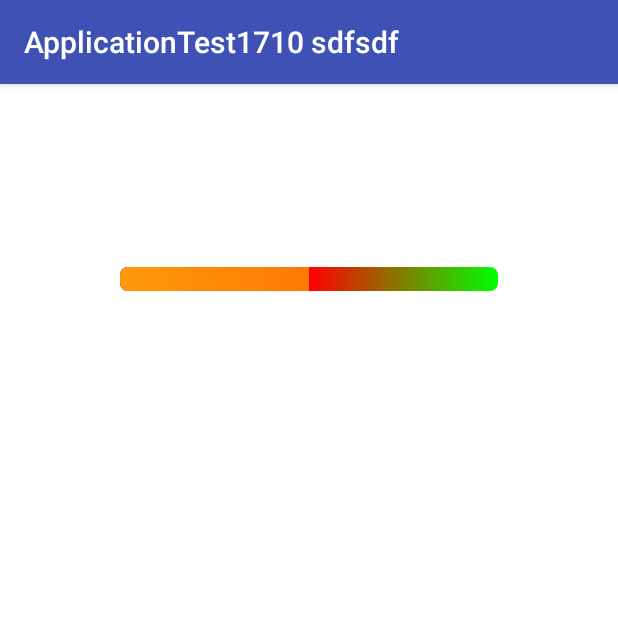
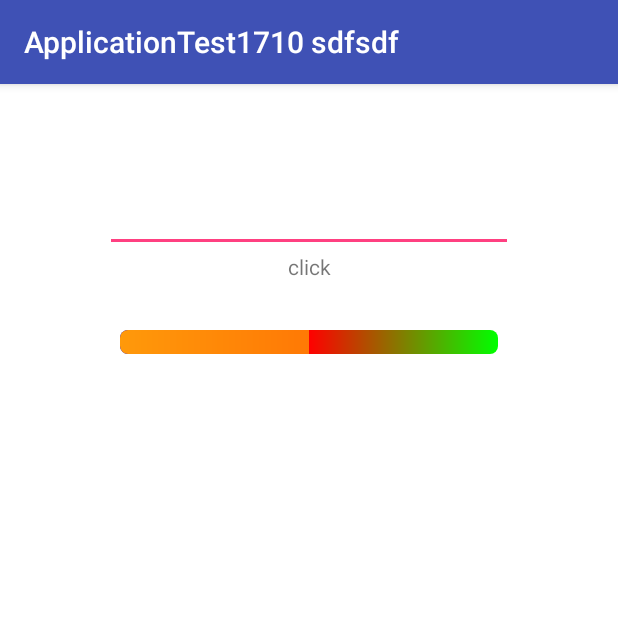
Before and after one commit to fallwater/AnroidTest20171212, an Android app: the screen it shows after launch (Activity02), on a phone screen of 412 x 824 dp, the top half of it. Run offline under Robolectric (Android 15) with nearby library versions, the phone set to English and light mode, and no system bars; our stand-ins replace ButterKnife; libraries missing offline, so code that uses them is left out: com.afollestad.materialdialogs, com.blankj.utilcode, permissions.dispatcher; 1 statement that could not run was skipped.

Commit message:
1.测试

```diff
--- a/app/build.gradle
+++ b/app/build.gradle
@@ -50,4 +50,7 @@ dependencies {
     implementation 'com.github.rantianhua:AssembleEssay:v1.0.0'
     //dialog
     implementation 'com.afollestad.material-dialogs:commons:0.9.4.5'
+
+    //工具类
+    implementation 'com.blankj:utilcode:1.13.3'
 }
--- a/app/src/main/AndroidManifest.xml
+++ b/app/src/main/AndroidManifest.xml
@@ -9,6 +9,7 @@
         android:icon="@mipmap/ic_launcher"
         android:label="@string/app_name"
         android:roundIcon="@mipmap/ic_launcher_round"
+        android:name=".MyApplication"
         android:supportsRtl="true"
         android:theme="@style/AppTheme">
         <activity android:name=".MainActivity">
--- /dev/null
+++ b/app/src/main/java/com/fallwater/applicationtest1710/MyApplication.java
@@ -0,0 +1,20 @@
+package com.fallwater.applicationtest1710;
+
+import com.blankj.utilcode.util.Utils;
+
+import android.app.Application;
+
+/**
+ * @author Fallwater潘建波 on 2018/8/16
+ * @mail 1667376033@qq.com
+ * 功能描述:
+ */
+public class MyApplication extends Application {
+
+    @Override
+    public void onCreate() {
+        super.onCreate();
+
+        Utils.init(this);
+    }
+}
--- a/app/src/main/res/layout/fragment_test02.xml
+++ b/app/src/main/res/layout/fragment_test02.xml
@@ -23,8 +23,16 @@
 
     <!--</com.fallwater.applicationtest1710.view.ViewGroup01>-->
 
+    <EditText
+        android:id="@+id/et"
+        android:layout_width="match_parent"
+        android:textSize="15sp"
+        android:layout_height="wrap_content"/>
+
     <TextView
         android:id="@+id/tv1"
+        android:text="click"
+        android:gravity="center"
         android:layout_width="match_parent"
         android:layout_height="wrap_content"/>
 
```
Also changed, not shown: app/src/main/java/com/fallwater/applicationtest1710/fragment/TestFragment02.java (+29 -4 lines), app/src/main/java/com/fallwater/applicationtest1710/utils/StringUtil.java (+19 -0 lines).
